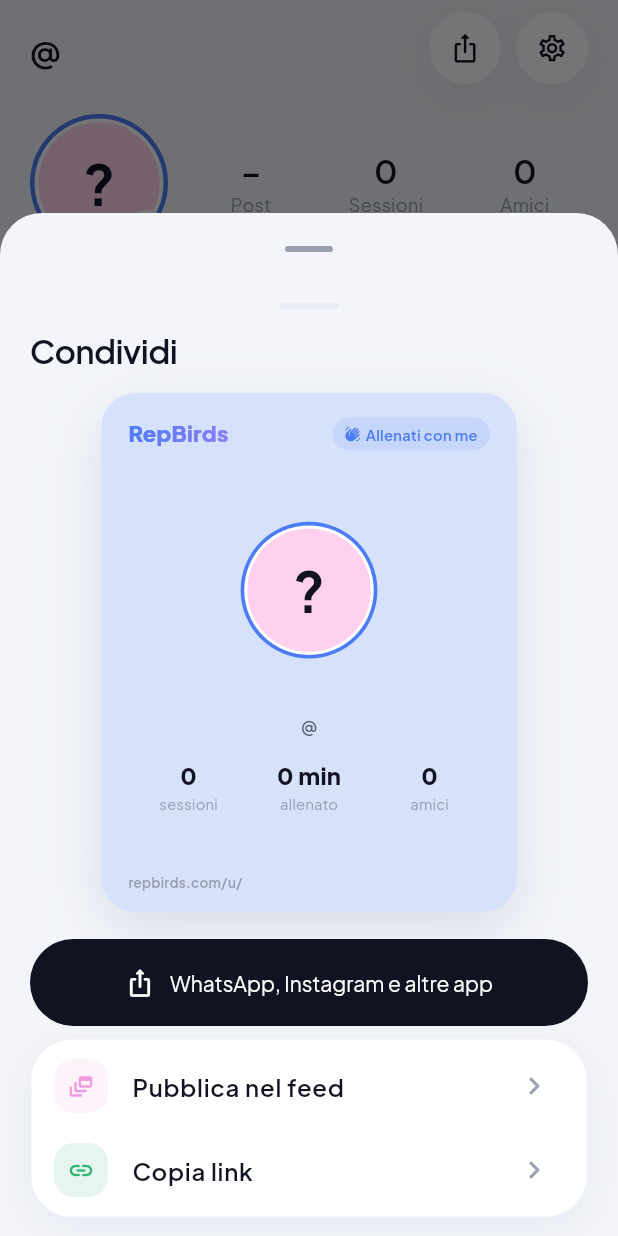
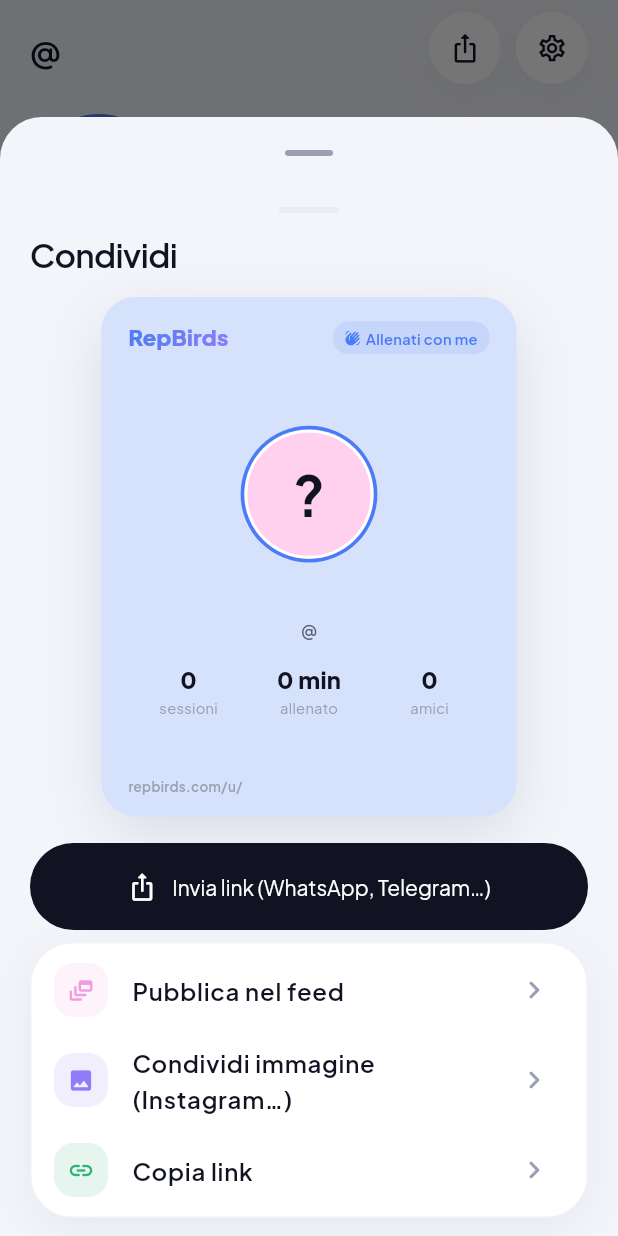
Before and after one commit to mousty00/gymbro-app, a Flutter app: the ProfileScreen screen opened by its route, after a tap on the "ios share" icon, on a phone screen of 412 x 824 dp. Run offline on Flutter 3.47's test engine with Material 3 defaults, Android fonts, the phone set to English and light mode, and no system bars; our stand-ins replace dio, flutter_map, flutter_riverpod, flutter_secure_storage, geolocator, go_router and 4 more; accounts and stored records are empty; network calls fail.

Commit message:
Fix sharing

```diff
--- a/lib/features/share/share_sheet.dart
+++ b/lib/features/share/share_sheet.dart
@@ -102,17 +102,17 @@
     return data!.buffer.asUint8List();
   }
 
-  Future<void> _shareOutside(BuildContext buttonContext) async {
+  Future<void> _shareOutside(BuildContext buttonContext, {required bool image}) async {
     final box = buttonContext.findRenderObject() as RenderBox?;
     setState(() => _busy = true);
     try {
-      final png = await _capture();
+      final png = image ? await _capture() : null;
       await SharePlus.instance.share(
         ShareParams(
           text: c.link == null ? c.message : '${c.message}\n${c.link}',
           subject: c.message,
-          files: [XFile.fromData(png, mimeType: 'image/png')],
-          fileNameOverrides: ['${c.fileName}.png'],
+          files: png == null ? null : [XFile.fromData(png, mimeType: 'image/png')],
+          fileNameOverrides: png == null ? null : ['${c.fileName}.png'],
           sharePositionOrigin: box == null ? null : box.localToGlobal(Offset.zero) & box.size,
         ),
       );
@@ -192,10 +192,10 @@
               const SizedBox(height: 18),
               Builder(
                 builder: (buttonContext) => PrimaryButton(
-                  label: 'WhatsApp, Instagram e altre app',
+                  label: c.link == null ? 'WhatsApp, Instagram e altre app' : 'Invia link (WhatsApp, Telegram…)',
                   icon: Icons.ios_share_rounded,
                   loading: _busy,
-                  onPressed: () => _shareOutside(buttonContext),
+                  onPressed: () => _shareOutside(buttonContext, image: c.link == null),
                 ),
               ),
               const SizedBox(height: 8),
@@ -234,6 +234,15 @@
                       onTap: _busy ? null : _postToFeed,
                     ),
                   if (c.outside && c.link != null)
+                    Builder(
+                      builder: (actionContext) => _Action(
+                        icon: Icons.image_rounded,
+                        color: AppColors.lilac,
+                        label: 'Condividi immagine (Instagram…)',
+                        onTap: _busy ? null : () => _shareOutside(actionContext, image: true),
+                      ),
+                    ),
+                  if (c.outside && c.link != null)
                     _Action(icon: Icons.link_rounded, color: AppColors.mint, label: 'Copia link', onTap: _copyLink),
                   for (final a in c.extraActions)
                     Builder(
```
Also changed, not shown: 1 other file.
